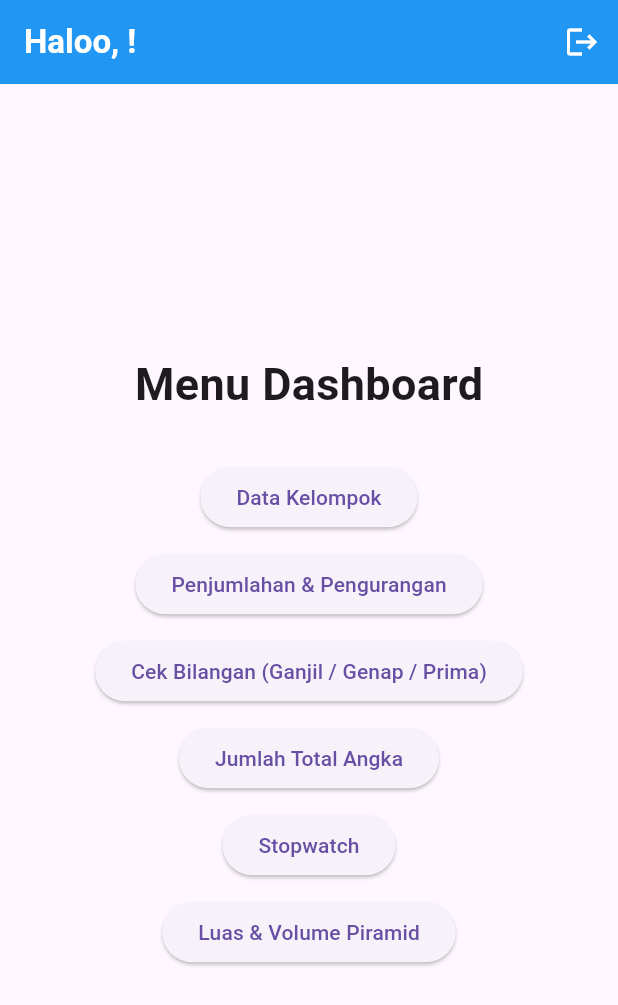
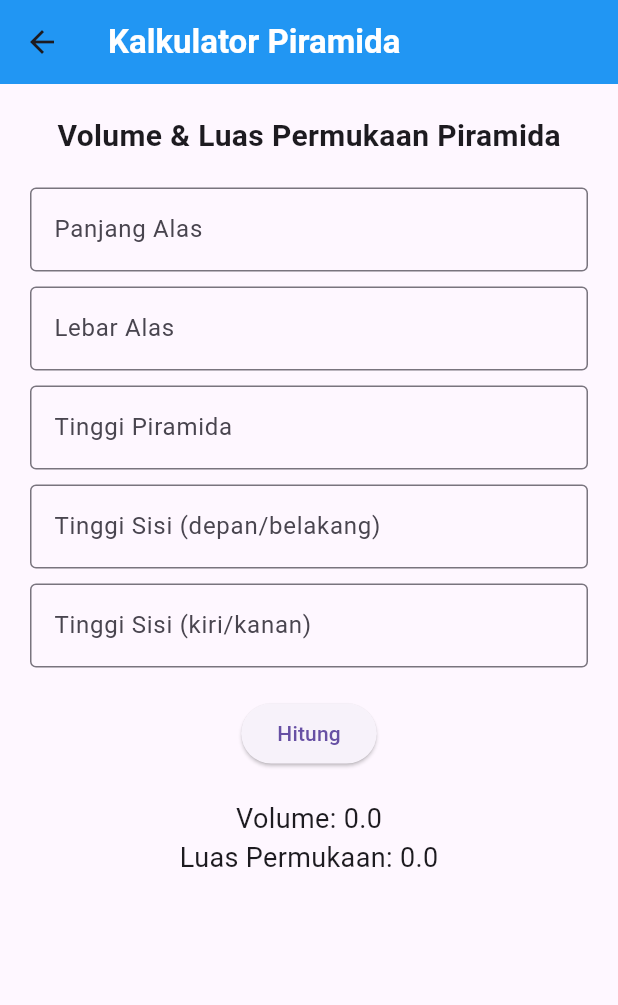
Before and after one commit to Ianone-8bit/TPM, a Flutter app: the Dashboard screen opened directly with empty values, after a tap on "Luas & Volume Piramid", on a phone screen of 412 x 824 dp. Shown: the top 1005 px of the screen. Run offline on Flutter 3.47's test engine with Material 3 defaults, Android fonts, the phone set to English and light mode, and no system bars.

Commit message:
piramid yey

```diff
--- a/lib/pages/dashboard.dart
+++ b/lib/pages/dashboard.dart
@@ -1,8 +1,9 @@
 import 'package:flutter/material.dart';
 import 'prima.dart';
 import 'stopwatch_page.dart';
-import 'kalkulator_page.dart';
+import 'tambahkurang.dart';
 import 'login_page.dart';
+import 'pyramid.dart';
 
 class Dashboard extends StatefulWidget {
   final String username;
@@ -64,7 +65,7 @@ class _DashboardState extends State<Dashboard> {
                   Navigator.push(
                     context,
                     MaterialPageRoute(
-                      builder: (context) => const KalkulatorPage(),
+                      builder: (context) => const tambahKurang(),
                     ),
                   );
                 },
@@ -107,7 +108,12 @@ class _DashboardState extends State<Dashboard> {
               const SizedBox(height: 10),
 
               ElevatedButton(
-                onPressed: () {},
+                onPressed: () {
+                  Navigator.push(
+                    context,
+                    MaterialPageRoute(builder: (context) => const Pyramid()),
+                  );
+                },
                 child: const Text("Luas & Volume Piramid"),
               ),
             ],
--- a/lib/pages/login_page.dart
+++ b/lib/pages/login_page.dart
@@ -34,14 +34,10 @@ class _LoginPageState extends State<LoginPage> {
         ),
       );
 
-      Future.delayed(const Duration(seconds: 1), () {
-        Navigator.pushReplacement(
-          context,
-          MaterialPageRoute(
-            builder: (context) => Dashboard(username: username),
-          ),
-        );
-      });
+      Navigator.pushReplacement(
+        context,
+        MaterialPageRoute(builder: (context) => Dashboard(username: username)),
+      );
 
       // setState(() {
       //   isloggedin = true;
--- /dev/null
+++ b/lib/pages/pyramid.dart
@@ -0,0 +1,128 @@
+import 'package:flutter/material.dart';
+
+class Pyramid extends StatefulWidget {
+  const Pyramid({super.key});
+
+  @override
+  State<Pyramid> createState() => _PyramidState();
+}
+
+class _PyramidState extends State<Pyramid> {
+  final panjangController = TextEditingController();
+  final lebarController = TextEditingController();
+  final tinggiController = TextEditingController();
+  final tinggiSisiPanjangController = TextEditingController();
+  final tinggiSisiLebarController = TextEditingController();
+
+  double volume = 0;
+  double luas = 0;
+
+  void hitung() {
+    double p = double.parse(panjangController.text);
+    double l = double.parse(lebarController.text);
+    double t = double.parse(tinggiController.text);
+    double tsp = double.parse(tinggiSisiPanjangController.text);
+    double tsl = double.parse(tinggiSisiLebarController.text);
+
+    double luasAlas = p * l;
+
+    double sisiPanjang = 2 * (0.5 * p * tsp);
+    double sisiLebar = 2 * (0.5 * l * tsl);
+
+    setState(() {
+      volume = (1 / 3) * luasAlas * t;
+      luas = luasAlas + sisiPanjang + sisiLebar;
+    });
+  }
+
+  @override
+  Widget build(BuildContext context) {
+    return Scaffold(
+      appBar: AppBar(
+        title: const Text(
+          "Kalkulator Piramida",
+          style: TextStyle(color: Colors.white, fontWeight: FontWeight.bold),
+        ),
+        backgroundColor: Colors.blue,
+      ),
+
+      body: Padding(
+        padding: const EdgeInsets.all(20),
+
+        child: Column(
+          children: [
+            const Text(
+              "Volume & Luas Permukaan Piramida",
+              style: TextStyle(fontSize: 20, fontWeight: FontWeight.bold),
+            ),
+
+            const SizedBox(height: 20),
+
+            TextField(
+              controller: panjangController,
+              keyboardType: TextInputType.number,
+              decoration: const InputDecoration(
+                labelText: "Panjang Alas",
+                border: OutlineInputBorder(),
+              ),
+            ),
+
+            const SizedBox(height: 10),
+
+            TextField(
+              controller: lebarController,
+              keyboardType: TextInputType.number,
+              decoration: const InputDecoration(
+                labelText: "Lebar Alas",
+                border: OutlineInputBorder(),
+              ),
+            ),
+
+            const SizedBox(height: 10),
+
+            TextField(
+              controller: tinggiController,
+              keyboardType: TextInputType.number,
+              decoration: const InputDecoration(
+                labelText: "Tinggi Piramida",
+                border: OutlineInputBorder(),
+              ),
+            ),
+
+            const SizedBox(height: 10),
+
+            TextField(
+              controller: tinggiSisiPanjangController,
+              keyboardType: TextInputType.number,
+              decoration: const InputDecoration(
+                labelText: "Tinggi Sisi (depan/belakang)",
+                border: OutlineInputBorder(),
+              ),
+            ),
+
+            const SizedBox(height: 10),
+
+            TextField(
+              controller: tinggiSisiLebarController,
+              keyboardType: TextInputType.number,
+              decoration: const InputDecoration(
+                labelText: "Tinggi Sisi (kiri/kanan)",
+                border: OutlineInputBorder(),
+              ),
+            ),
+
+            const SizedBox(height: 20),
+
+            ElevatedButton(onPressed: hitung, child: const Text("Hitung")),
+
+            const SizedBox(height: 20),
+
+            Text("Volume: $volume", style: const TextStyle(fontSize: 18)),
+
+            Text("Luas Permukaan: $luas", style: const TextStyle(fontSize: 18)),
+          ],
+        ),
+      ),
+    );
+  }
+}
--- a/lib/pages/kalkulator_page.dart
+++ b/lib/pages/tambahkurang.dart
@@ -1,13 +1,13 @@
 import 'package:flutter/material.dart';
 
-class KalkulatorPage extends StatefulWidget {
-  const KalkulatorPage({super.key});
+class tambahKurang extends StatefulWidget {
+  const tambahKurang({super.key});
 
   @override
-  State<KalkulatorPage> createState() => _KalkulatorPageState();
+  State<tambahKurang> createState() => _tambahKurangState();
 }
 
-class _KalkulatorPageState extends State<KalkulatorPage> {
+class _tambahKurangState extends State<tambahKurang> {
   @override
   Widget build(BuildContext context) {
     return Scaffold(
```
